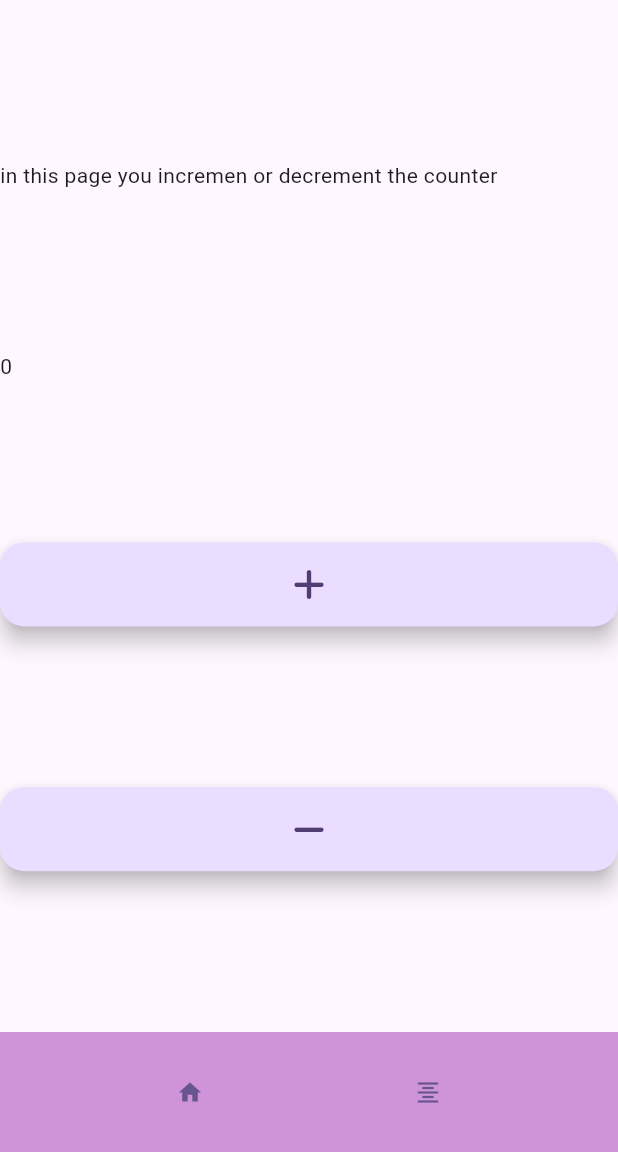
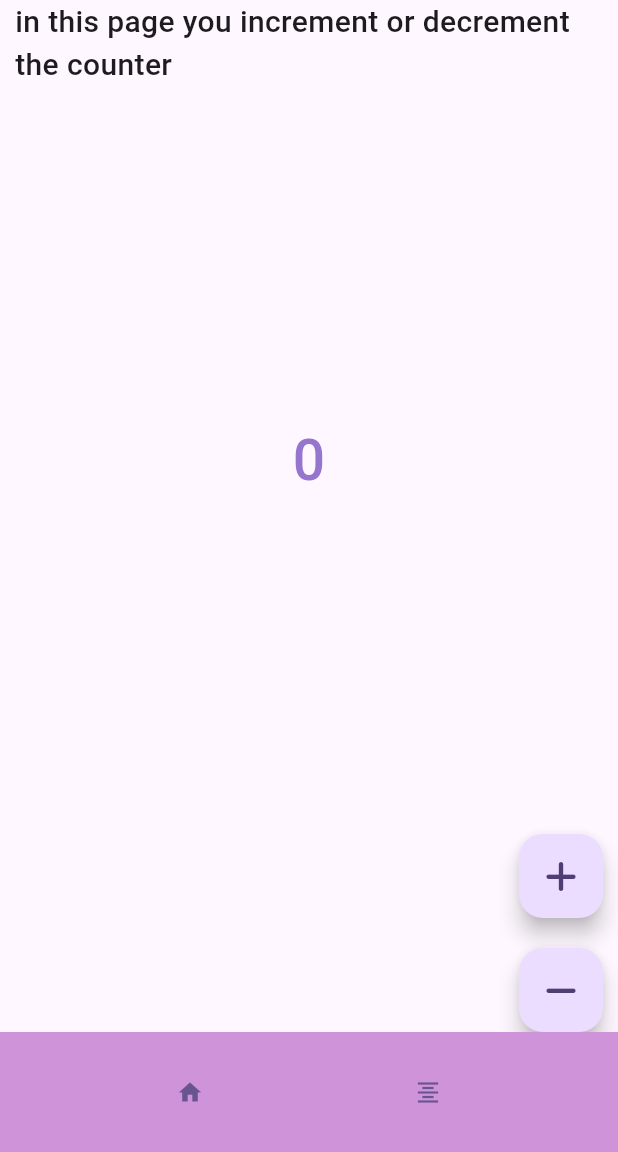
Before and after one commit to AhmedHr22/provider_test, a Flutter app: the FormPage screen opened directly, on a phone screen of 412 x 824 dp, the part 84-1236 px from its top. Run offline on Flutter 3.47's test engine with Material 3 defaults, Android fonts, the phone set to English and light mode, and no system bars; our stand-ins replace flutter_font_icons.

Commit message:
first commit

```diff
--- a/lib/pages/form_page.dart
+++ b/lib/pages/form_page.dart
@@ -1,3 +1,4 @@
+import 'package:flutter/cupertino.dart';
 import 'package:flutter/material.dart';
 import 'package:flutter_font_icons/flutter_font_icons.dart';
 import 'package:provider/provider.dart';
@@ -15,18 +16,25 @@ class FormPage extends StatelessWidget {
         backgroundColor: Theme.of(context).colorScheme.inversePrimary,
         title: const Text("Provider Test : Form Page"),
       ),
-      body: Column(
-        mainAxisAlignment: MainAxisAlignment.spaceEvenly,
-        crossAxisAlignment: CrossAxisAlignment.stretch,
+      body: Container(
+        padding: const EdgeInsets .symmetric(horizontal: 10),
+        child: Column(
+          mainAxisAlignment: MainAxisAlignment.spaceBetween,crossAxisAlignment: CrossAxisAlignment.end,
+
           children: [
-          const Text("in this page you incremen or decrement the counter"),
-          Text("${context.watch<CounterProvider>().value}"),
+            const Text("in this page you increment or decrement the counter",style: TextStyle(fontSize: 20,fontWeight: FontWeight.w500),),
+            Center(child: Text("${context.watch<CounterProvider>().value}",style: TextStyle(fontSize: 38,fontWeight: FontWeight.w500,color: Colors.deepPurple.shade300),)),
+
+            Column(
+
+              children: [
                 FloatingActionButton(
                   child: const Icon(FontAwesome.plus),
                   onPressed: () {
                     context.read<CounterProvider>().increment();
                   },
                 ),
+                const SizedBox(height: 20,),
                 FloatingActionButton(
                   child: const Icon(FontAwesome.minus),
                   onPressed: () {
@@ -34,6 +42,10 @@ class FormPage extends StatelessWidget {
                   },
                 )
               ],
+            ),
+
+          ],
+        ),
       ),
       bottomNavigationBar: Container(
         height: 80,
```
Lines whose indentation alone changed are shown as unchanged.
